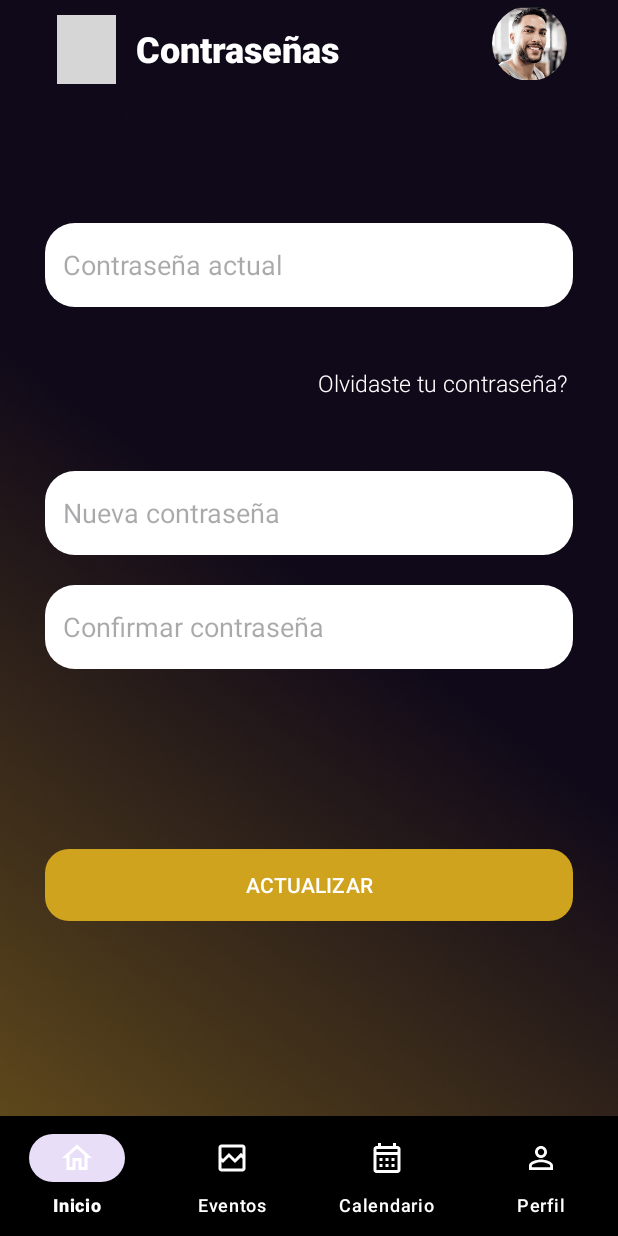
After one commit to ispcapp/GymApp-mobile, an Android app: the fragment ChangePasswordFragment placed in its activity, on a phone screen of 412 x 824 dp. The commit adds this screen. Run offline under Robolectric (Android 15) with nearby library versions, the phone set to English and light mode, and no system bars; grey boxes are pictures that could not be loaded.

Commit message:
agregando pantalla ajustes-contraseñas

```diff
--- /dev/null
+++ b/gymApp/app/src/main/java/com/ispcapp/gymapp/ChangePasswordFragment.java
@@ -0,0 +1,23 @@
+package com.ispcapp.gymapp;
+import android.os.Bundle;
+
+import androidx.fragment.app.Fragment;
+
+import android.view.LayoutInflater;
+import android.view.View;
+import android.view.ViewGroup;
+
+
+public class ChangePasswordFragment extends Fragment {
+
+    public ChangePasswordFragment() {
+        // Required empty public constructor
+    }
+
+    @Override
+    public View onCreateView(LayoutInflater inflater, ViewGroup container,
+                             Bundle savedInstanceState) {
+        // Inflate the layout for this fragment
+        return inflater.inflate(R.layout.fragment_change_password, container, false);
+    }
+}
--- a/gymApp/app/src/main/java/com/ispcapp/gymapp/SettingsFragment.java
+++ b/gymApp/app/src/main/java/com/ispcapp/gymapp/SettingsFragment.java
@@ -3,10 +3,13 @@ package com.ispcapp.gymapp;
 import android.os.Bundle;
 
 import androidx.fragment.app.Fragment;
+import androidx.fragment.app.FragmentManager;
 
 import android.view.LayoutInflater;
 import android.view.View;
 import android.view.ViewGroup;
+import android.widget.ImageView;
+import android.widget.TextView;
 
 
 public class SettingsFragment extends Fragment {
@@ -18,7 +21,24 @@ public class SettingsFragment extends Fragment {
     @Override
     public View onCreateView(LayoutInflater inflater, ViewGroup container,
                              Bundle savedInstanceState) {
+        TextView tv_password_settings, tv_delete_account_settings;
+
         // Inflate the layout for this fragment
-        return inflater.inflate(R.layout.fragment_settings, container, false);
+        View componentFragment = inflater.inflate(R.layout.fragment_settings, container, false);
+        // Manejador de Fragments
+        FragmentManager fragmentManager = getChildFragmentManager();
+
+        tv_password_settings = componentFragment.findViewById(R.id.tv_password_settings);
+        tv_password_settings.setOnClickListener(new View.OnClickListener() {
+            @Override
+            public void onClick(View v) {
+                fragmentManager.beginTransaction()
+                        .replace(R.id.fcv_settings, ChangePasswordFragment.class, null)
+                        .setReorderingAllowed(true)
+                        .addToBackStack("name")
+                        .commit();
+            }
+        });
+        return componentFragment;
     }
 }
--- /dev/null
+++ b/gymApp/app/src/main/res/layout/fragment_change_password.xml
@@ -0,0 +1,131 @@
+<?xml version="1.0" encoding="utf-8"?>
+<androidx.constraintlayout.widget.ConstraintLayout xmlns:android="http://schemas.android.com/apk/res/android"
+    xmlns:app="http://schemas.android.com/apk/res-auto"
+    xmlns:tools="http://schemas.android.com/tools"
+    android:layout_width="match_parent"
+    android:layout_height="match_parent"
+    android:background="@drawable/background_gradiant"
+    tools:context=".ChangePasswordFragment">
+
+
+    <com.google.android.material.imageview.ShapeableImageView
+        android:id="@+id/iv_avatar_profile9"
+        android:layout_width="50dp"
+        android:layout_height="50dp"
+        android:layout_marginTop="4dp"
+        android:layout_marginEnd="4dp"
+        app:layout_constraintEnd_toStartOf="@+id/guideline18"
+        app:layout_constraintTop_toTopOf="parent"
+        app:shapeAppearanceOverlay="@style/circular"
+        app:srcCompat="@drawable/perfil_male" />
+
+    <TextView
+        android:id="@+id/textView26"
+        android:layout_width="wrap_content"
+        android:layout_height="wrap_content"
+        android:layout_marginTop="16dp"
+        android:fontFamily="sans-serif-black"
+        android:text="@string/lbl_title_change_password"
+        android:textColor="@color/white"
+        android:textSize="24sp"
+        android:textStyle="bold"
+        app:layout_constraintEnd_toStartOf="@+id/guideline18"
+        app:layout_constraintHorizontal_bias="0.079"
+        app:layout_constraintStart_toEndOf="@+id/btn_back_signup5"
+        app:layout_constraintTop_toTopOf="parent" />
+
+    <ImageView
+        android:id="@+id/btn_back_signup5"
+        android:layout_width="39dp"
+        android:layout_height="46dp"
+        android:layout_marginStart="8dp"
+        android:layout_marginTop="10dp"
+        app:layout_constraintStart_toStartOf="@+id/guideline17"
+        app:layout_constraintTop_toTopOf="parent"
+        app:srcCompat="@drawable/arrow_back_24" />
+
+    <com.google.android.material.textfield.TextInputEditText
+        android:id="@+id/editTextTextPassword8"
+        android:layout_width="0dp"
+        android:layout_height="56dp"
+        android:layout_marginTop="100dp"
+        android:background="@drawable/edit_text_background"
+        android:ems="10"
+        android:hint="@string/txt_change_password"
+        android:inputType="textPassword"
+        android:padding="12dp"
+        app:layout_constraintEnd_toStartOf="@+id/guideline18"
+        app:layout_constraintHorizontal_bias="0.0"
+        app:layout_constraintStart_toStartOf="@+id/guideline17"
+        app:layout_constraintTop_toBottomOf="@+id/textView26" />
+
+    <TextView
+        android:id="@+id/tv_forgot_pass2"
+        android:layout_width="0dp"
+        android:layout_height="wrap_content"
+        android:layout_marginTop="40dp"
+        android:layout_marginEnd="4dp"
+        android:fontFamily="sans-serif-light"
+        android:text="@string/lbl_forgot_password"
+        android:textColor="@color/white"
+        android:textSize="15sp"
+        app:layout_constraintEnd_toStartOf="@+id/guideline18"
+        app:layout_constraintTop_toBottomOf="@+id/editTextTextPassword8" />
+
+    <com.google.android.material.textfield.TextInputEditText
+        android:id="@+id/editTextTextPassword9"
+        android:layout_width="0dp"
+        android:layout_height="56dp"
+        android:layout_marginTop="48dp"
+        android:background="@drawable/edit_text_background"
+        android:ems="10"
+        android:hint="@string/txt_change_password2"
+        android:inputType="textPassword"
+        android:padding="12dp"
+        app:layout_constraintEnd_toStartOf="@+id/guideline18"
+        app:layout_constraintHorizontal_bias="0.0"
+        app:layout_constraintStart_toStartOf="@+id/guideline17"
+        app:layout_constraintTop_toBottomOf="@+id/tv_forgot_pass2" />
+
+    <com.google.android.material.textfield.TextInputEditText
+        android:id="@+id/editTextTextPassword10"
+        android:layout_width="0dp"
+        android:layout_height="56dp"
+        android:layout_marginTop="20dp"
+        android:background="@drawable/edit_text_background"
+        android:ems="10"
+        android:hint="@string/txt_change_password3"
+        android:inputType="textPassword"
+        android:padding="12dp"
+        app:layout_constraintEnd_toStartOf="@+id/guideline18"
+        app:layout_constraintHorizontal_bias="0.0"
+        app:layout_constraintStart_toStartOf="@+id/guideline17"
+        app:layout_constraintTop_toBottomOf="@+id/editTextTextPassword9" />
+
+    <com.google.android.material.button.MaterialButton
+        android:id="@+id/btn_login_login3"
+        android:layout_width="0dp"
+        android:layout_height="56dp"
+        android:layout_marginTop="116dp"
+        android:text="@string/lbl_btn_change_password"
+        app:backgroundTint="@color/colorPrimary"
+        app:cornerRadius="16dp"
+        app:layout_constraintEnd_toStartOf="@+id/guideline18"
+        app:layout_constraintHorizontal_bias="0.0"
+        app:layout_constraintStart_toStartOf="@+id/guideline17"
+        app:layout_constraintTop_toBottomOf="@+id/editTextTextPassword10" />
+
+    <androidx.constraintlayout.widget.Guideline
+        android:id="@+id/guideline17"
+        android:layout_width="wrap_content"
+        android:layout_height="wrap_content"
+        android:orientation="vertical"
+        app:layout_constraintGuide_begin="30dp" />
+
+    <androidx.constraintlayout.widget.Guideline
+        android:id="@+id/guideline18"
+        android:layout_width="wrap_content"
+        android:layout_height="wrap_content"
+        android:orientation="vertical"
+        app:layout_constraintGuide_end="30dp" />
+</androidx.constraintlayout.widget.ConstraintLayout>
--- a/gymApp/app/src/main/res/layout/fragment_settings.xml
+++ b/gymApp/app/src/main/res/layout/fragment_settings.xml
@@ -128,7 +128,7 @@
         tools:ignore="UseSwitchCompatOrMaterialXml" />
 
     <TextView
-        android:id="@+id/tv_contact_profile2"
+        android:id="@+id/tv_password_settings"
         android:layout_width="wrap_content"
         android:layout_height="wrap_content"
         android:layout_marginTop="76dp"
@@ -154,7 +154,7 @@
         app:layout_constraintTop_toBottomOf="@+id/imageView21" />
 
     <TextView
-        android:id="@+id/textView25"
+        android:id="@+id/tv_delete_account_settings"
         android:layout_width="wrap_content"
         android:layout_height="wrap_content"
         android:layout_marginTop="72dp"
@@ -166,7 +166,13 @@
         app:layout_constraintEnd_toStartOf="@+id/guideline16"
         app:layout_constraintHorizontal_bias="0.347"
         app:layout_constraintStart_toEndOf="@+id/imageView22"
-        app:layout_constraintTop_toBottomOf="@+id/tv_contact_profile2" />
+        app:layout_constraintTop_toBottomOf="@+id/tv_password_settings" />
+
+    <FrameLayout
+        android:id="@+id/fcv_settings"
+        android:name="com.lanusroots.gymapp_test.ChangePasswordFragment"
+        android:layout_width="match_parent"
+        android:layout_height="match_parent" />
 
     <androidx.constraintlayout.widget.Guideline
         android:id="@+id/guideline15"
--- a/gymApp/app/src/main/res/values/strings.xml
+++ b/gymApp/app/src/main/res/values/strings.xml
@@ -102,6 +102,23 @@
     <string name="lbl_password_settings">Contraseñas</string>
     <string name="lbl_delete_count_settings">Borrar cuenta</string>
 
+    <!-- CHANGE PASSWORD -->
+    <string name="lbl_title_change_password">Contraseñas</string>
+    <string name="lbl_btn_change_password">ACTUALIZAR</string>
+    <string name="txt_change_password">Contraseña actual</string>
+    <string name="txt_change_password2">Nueva contraseña</string>
+    <string name="txt_change_password3">Confirmar contraseña</string>
+
+    <!-- DELETE ACCOUNT -->
+    <string name="lbl_title_delete_account">Borrar Cuenta</string>
+    <string name="lbl_subtitle_delete_account">¿Deseas eliminar tu cuenta?</string>
+    <string name="lbl_subtitle_delete_account2">¡Si eliminas tu cuenta, se borraran todos tus datos!</string>
+    <string name="lbl_subtitle_delete_account3">Para eliminar definitivamente tu cuenta, debes ingresar tu contraseña</string>
+    <string name="lbl_btn_delete_account">ELIMINAR</string>
+    <string name="txt_delete_account">Contraseña</string>
+    <string name="txt_delete_account2">Confirmar contraseña</string>
+    <string name="txt_delete_account3">Eliminar cuenta</string>
+
     <!-- Pantallas de Categorías -->
     <string name="categories_title">Elige tu clase</string>
     <string name="full_body_workout">Ejercicio de Cuerpo Completo</string>
```
Also changed, not shown: 1 other file.
